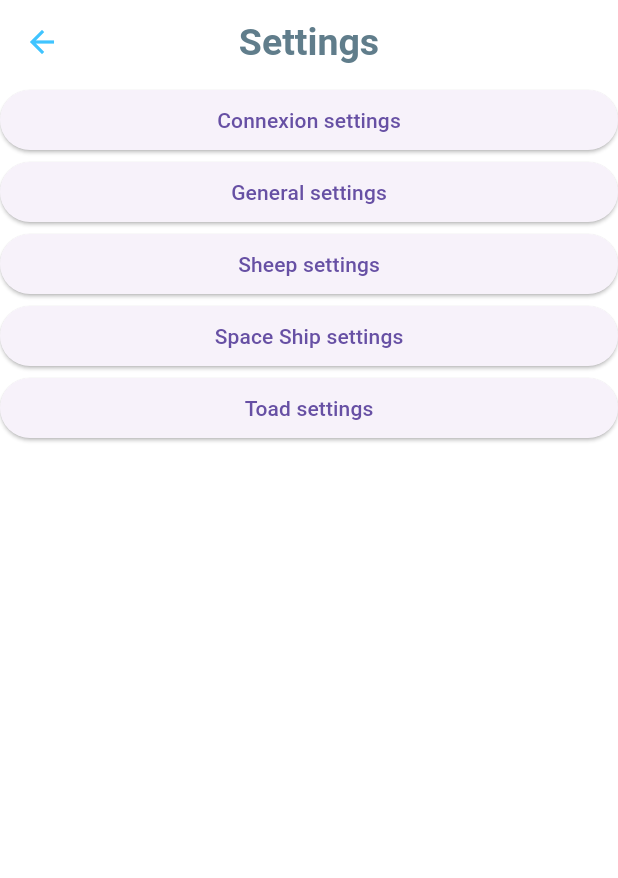
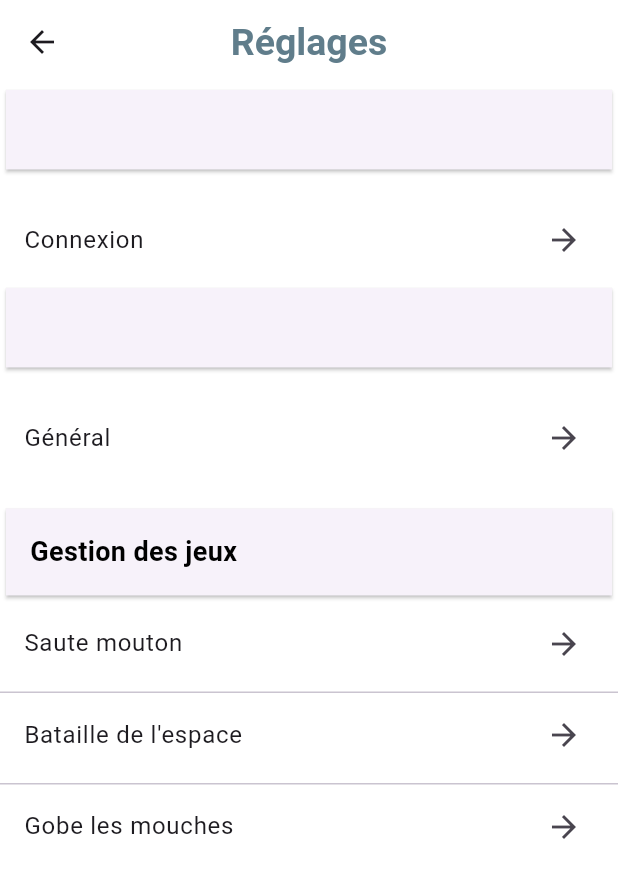
Before and after one commit to Orange-OpenSource/BaahBox-Flutter-android, a Flutter app: the SettingsPage screen opened by its route, on a phone screen of 412 x 824 dp. Shown: the top 878 px of the screen. Run offline on Flutter 3.47's test engine with Material 3 defaults, Android fonts, the light colour scheme and no system bars; our stand-ins replace fluttertoast, get; missing offline and left inert: custom_sliding_segmented_control, flame, flutter_reactive_ble, location_permissions.

Commit message:
game, settings pages and labels improvement

```diff
--- a/baahbox/lib/constants/enums.dart
+++ b/baahbox/lib/constants/enums.dart
@@ -61,29 +61,29 @@ enum GameState {
 
 enum BBGameList {
   star(
-      title: 'Star',
+      title: "Fais briller le ciel !",
       mainAsset: 'assets/images/Dashboard/menu_etoile@2x.png',
       baseColor: BBColor.violet,
       numberOfSensors: 1),
   balloon(
-      title: 'Balloon',
+      title: 'Fais exploser le ballon !',
       mainAsset: 'assets/images/Dashboard/menu_ballon@2x.png',
       baseColor: BBColor.orange,
       numberOfSensors: 1),
   sheep(
-    title: 'Sheep',
+    title: 'Saute, mouton, saute !',
     mainAsset: 'assets/images/Dashboard/menu_mouton@2x.png',
     baseColor: BBColor.pinky,
     numberOfSensors: 1,
   ),
   starship(
-    title: 'StarShip',
+    title: "La bataille de l'espace",
     mainAsset: 'assets/images/Dashboard/menu_espace@2x.png',
     baseColor: BBColor.blueGreen,
     numberOfSensors: 2,
   ),
   toad(
-    title: 'toad',
+    title: 'Slurp',
     mainAsset: 'assets/images/Dashboard/menu_gobe@2x.png',
     baseColor: BBColor.greyGreen,
     numberOfSensors: 2,
--- a/baahbox/lib/games/sheep/sheepGame.dart
+++ b/baahbox/lib/games/sheep/sheepGame.dart
@@ -238,7 +238,7 @@ class SheepGame extends BBGame with TapCallbacks, HasCollisionDetection {
   }
 
   void configureLabelsForWalking() {
-    progressionText.text = "walking";
+    progressionText.text = "";
   }
 
   void configureLabelsToGoDown() {
--- a/baahbox/lib/services/settings/settings.dart
+++ b/baahbox/lib/services/settings/settings.dart
@@ -1,12 +1,14 @@
 import 'package:flutter/material.dart';
 import 'package:get/get.dart';
-import '../../controllers/appController.dart';
+import 'package:baahbox/controllers/appController.dart';
 import 'package:baahbox/routes/routes.dart';
 
 class SettingsPage extends StatelessWidget {
   const SettingsPage({Key? key}) : super(key: key);
+
   @override
   Widget build(BuildContext context) {
+
     return Scaffold(
         appBar: AppBar(
           backgroundColor: Colors.white,
@@ -15,9 +17,9 @@ class SettingsPage extends StatelessWidget {
               fontWeight: FontWeight.bold,
               fontSize: 25),
           centerTitle: true,
-          title: Text("Settings"),
+          title: Text("Réglages"),
           leading: IconButton(
-              icon: Icon( Icons.arrow_back,color: Colors.lightBlueAccent,),
+              icon: Icon(Icons.arrow_back),
               onPressed: () => Get.toNamed(BBRoute.welcome.path)
           ),
         ),
@@ -27,21 +29,86 @@ class SettingsPage extends StatelessWidget {
                 mainAxisSize: MainAxisSize.max,
                 crossAxisAlignment: CrossAxisAlignment.stretch,
                 children: [
-                  ElevatedButton(
-                      onPressed: () => Get.toNamed(BBRoute.connection.path),
-                      child: Text('Connexion settings')),
-                  ElevatedButton(
-                      onPressed: () => Get.toNamed(BBRoute.generalSettings.path),
-                      child: Text('General settings')),
-                  ElevatedButton(
-                      onPressed: () => Get.toNamed(BBRoute.sheepSettings.path),
-                      child: Text('Sheep settings')),
-                  ElevatedButton(
-                      onPressed: () => Get.toNamed(BBRoute.spaceShipSettings.path),
-                      child: Text('Space Ship settings')),
-                  ElevatedButton(
-                      onPressed: () => Get.toNamed(BBRoute.toadSettings.path),
-                      child: Text('Toad settings')),
+                   Card(
+                    shape: ContinuousRectangleBorder(),
+                    child: Padding(
+                          padding: const EdgeInsets.all(16.0),
+                          child:
+                                const Text('',),),
+                  ),
+                  const SizedBox(
+                    height: 15,
+                  ),
+                  ListTile(
+                    trailing: Icon(Icons.arrow_forward_outlined),
+                    dense: false,
+                    enabled: true,
+                    onTap: ()
+                      => Get.toNamed(BBRoute.connection.path),
+                    title: Text('Connexion'),
+                  ),
+                  Card(
+                    shape: ContinuousRectangleBorder(),
+                    child: Padding(
+                      padding: const EdgeInsets.all(16.0),
+                      child:
+                      const Text('',),),
+                  ),
+                  const SizedBox(
+                    height: 15,
+                  ),
+                  ListTile(
+                    trailing: Icon(Icons.arrow_forward_outlined),
+                    dense: false,
+                    enabled: true,
+                    onTap: ()
+                    => Get.toNamed(BBRoute.generalSettings.path),
+                    title: Text('Général '),
+                  ),
+                  const SizedBox(
+                    height: 15,
+                  ),
+                  Card(
+                    shape: ContinuousRectangleBorder(),
+                    child: Padding(
+                      padding: const EdgeInsets.all(16.0),
+                      child:
+                      const Text('Gestion des jeux', style: TextStyle(
+                          color: Colors.black, fontWeight: FontWeight.bold, fontSize: 18)),),
+                  ),
+
+                  ListTile(
+                    trailing: Icon(Icons.arrow_forward_outlined),
+                    dense: false,
+                    enabled: true,
+                    onTap: ()
+                    => Get.toNamed(BBRoute.sheepSettings.path),
+                    title: Text('Saute mouton'),
+                  ),
+                  const SizedBox(
+                    height: 5,
+                  ),
+                  const Divider(height: 0,),
+                  ListTile(
+                    trailing: Icon(Icons.arrow_forward_outlined),
+                    dense: false,
+                    enabled: true,
+                    onTap: ()
+                    => Get.toNamed(BBRoute.spaceShipSettings.path),
+                    title: Text('Bataille de l\'espace'),
+                  ),
+                  const SizedBox(
+                    height: 5,
+                  ),
+                  const Divider(height: 0,),
+                  ListTile(
+                    trailing: Icon(Icons.arrow_forward_outlined),
+                    dense: false,
+                    enabled: true,
+                    onTap: ()
+                    => Get.toNamed(BBRoute.toadSettings.path),
+                    title: Text('Gobe les mouches'),
+                  ),
             ])));
   }
 }
--- a/baahbox/lib/services/settings/sheepSettingsPage.dart
+++ b/baahbox/lib/services/settings/sheepSettingsPage.dart
@@ -24,6 +24,7 @@ class SheepSettingsPage extends GetView<SettingsController> {
             padding: EdgeInsets.only(left: 32, top: 8),
           ),
           Card(
+              shape: ContinuousRectangleBorder(),
               child: Padding(
                   padding: const EdgeInsets.all(16.0),
                   child: Column(
@@ -43,6 +44,7 @@ class SheepSettingsPage extends GetView<SettingsController> {
             height: 24,
           ),
           Card(
+              shape: ContinuousRectangleBorder(),
               child: Padding(
                   padding: const EdgeInsets.all(16.0),
                   child: Column(
```
Also changed, not shown: baahbox/lib/services/ble/connectionPage.dart (+3 -6 lines), baahbox/lib/services/settings/generalSettingsPage.dart (+18 -70 lines).
